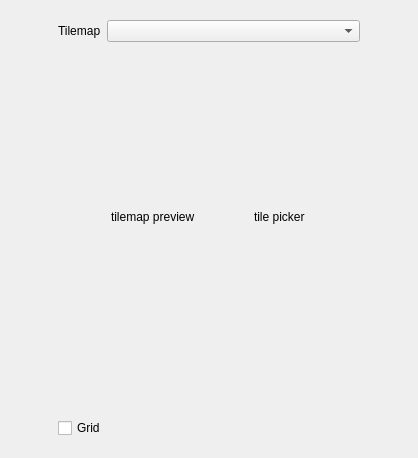
Before: the Qt Designer form libtales-qt/talesqttilemapeditorwidget.ui in suppertails66/tales, drawn with Qt 5.
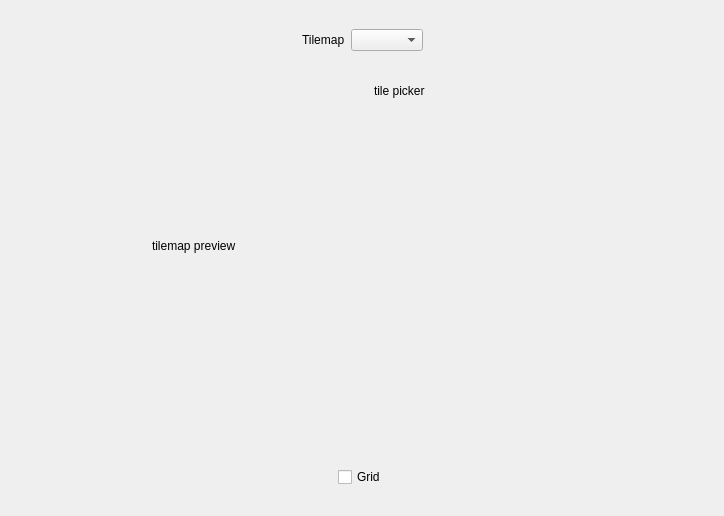
After: the same form once the commit is applied. Custom widgets are drawn as their Qt base class.

Patch:
```diff
--- a/libtales-qt/talesqttilemapeditorwidget.ui
+++ b/libtales-qt/talesqttilemapeditorwidget.ui
@@ -6,15 +6,13 @@
    <rect>
     <x>0</x>
     <y>0</y>
-    <width>418</width>
-    <height>389</height>
+    <width>710</width>
+    <height>484</height>
    </rect>
   </property>
   <property name="windowTitle">
    <string>Form</string>
   </property>
-  <layout class="QHBoxLayout" name="horizontalLayout_5">
-   <item>
     <layout class="QVBoxLayout" name="verticalLayout_2">
      <item>
       <spacer name="verticalSpacer">
@@ -24,13 +22,13 @@
        <property name="sizeHint" stdset="0">
         <size>
          <width>20</width>
-         <height>40</height>
+       <height>1</height>
         </size>
        </property>
       </spacer>
      </item>
      <item>
-      <layout class="QHBoxLayout" name="horizontalLayout_3">
+    <layout class="QHBoxLayout" name="horizontalLayout_5">
        <item>
         <spacer name="horizontalSpacer">
          <property name="orientation">
@@ -45,6 +43,9 @@
         </spacer>
        </item>
        <item>
+      <widget class="QWidget" name="widget_6" native="true">
+       <layout class="QHBoxLayout" name="horizontalLayout_3">
+        <item>
         <layout class="QVBoxLayout" name="verticalLayout">
          <item>
           <widget class="QWidget" name="widget" native="true">
@@ -55,6 +56,19 @@
             </sizepolicy>
            </property>
            <layout class="QHBoxLayout" name="horizontalLayout">
+             <item>
+              <spacer name="horizontalSpacer_11">
+               <property name="orientation">
+                <enum>Qt::Horizontal</enum>
+               </property>
+               <property name="sizeHint" stdset="0">
+                <size>
+                 <width>40</width>
+                 <height>20</height>
+                </size>
+               </property>
+              </spacer>
+             </item>
             <item>
              <widget class="QLabel" name="label">
               <property name="sizePolicy">
@@ -71,6 +85,19 @@
             <item>
              <widget class="QComboBox" name="tileMapComboBox"/>
             </item>
+             <item>
+              <spacer name="horizontalSpacer_12">
+               <property name="orientation">
+                <enum>Qt::Horizontal</enum>
+               </property>
+               <property name="sizeHint" stdset="0">
+                <size>
+                 <width>40</width>
+                 <height>20</height>
+                </size>
+               </property>
+              </spacer>
+             </item>
            </layout>
           </widget>
          </item>
@@ -80,15 +107,50 @@
             <widget class="QWidget" name="widget_2" native="true">
              <property name="minimumSize">
               <size>
-               <width>320</width>
-               <height>320</height>
+                <width>0</width>
+                <height>360</height>
               </size>
              </property>
              <layout class="QHBoxLayout" name="horizontalLayout_6">
               <item>
+                <spacer name="horizontalSpacer_6">
+                 <property name="orientation">
+                  <enum>Qt::Horizontal</enum>
+                 </property>
+                 <property name="sizeHint" stdset="0">
+                  <size>
+                   <width>40</width>
+                   <height>20</height>
+                  </size>
+                 </property>
+                </spacer>
+               </item>
+               <item>
+                <widget class="QWidget" name="widget_4" native="true">
+                 <property name="minimumSize">
+                  <size>
+                   <width>330</width>
+                   <height>0</height>
+                  </size>
+                 </property>
+                 <layout class="QHBoxLayout" name="horizontalLayout_8">
+                  <item>
+                   <spacer name="horizontalSpacer_7">
+                    <property name="orientation">
+                     <enum>Qt::Horizontal</enum>
+                    </property>
+                    <property name="sizeHint" stdset="0">
+                     <size>
+                      <width>0</width>
+                      <height>20</height>
+                     </size>
+                    </property>
+                   </spacer>
+                  </item>
+                  <item>
                <widget class="GenericEventLabel" name="tileMapPreviewLabel">
                 <property name="sizePolicy">
-                 <sizepolicy hsizetype="Maximum" vsizetype="Maximum">
+                     <sizepolicy hsizetype="Preferred" vsizetype="Maximum">
                   <horstretch>0</horstretch>
                   <verstretch>0</verstretch>
                  </sizepolicy>
@@ -105,9 +167,34 @@
                </widget>
               </item>
               <item>
+                   <spacer name="horizontalSpacer_8">
+                    <property name="orientation">
+                     <enum>Qt::Horizontal</enum>
+                    </property>
+                    <property name="sizeHint" stdset="0">
+                     <size>
+                      <width>0</width>
+                      <height>20</height>
+                     </size>
+                    </property>
+                   </spacer>
+                  </item>
+                 </layout>
+                </widget>
+               </item>
+               <item>
+                <widget class="QWidget" name="widget_5" native="true">
+                 <property name="minimumSize">
+                  <size>
+                   <width>330</width>
+                   <height>0</height>
+                  </size>
+                 </property>
+                 <layout class="QVBoxLayout" name="verticalLayout_3">
+                  <item>
                <widget class="GenericEventLabel" name="tilePickerPreviewLabel">
                 <property name="sizePolicy">
-                 <sizepolicy hsizetype="Maximum" vsizetype="Maximum">
+                     <sizepolicy hsizetype="Preferred" vsizetype="Maximum">
                   <horstretch>0</horstretch>
                   <verstretch>0</verstretch>
                  </sizepolicy>
@@ -123,6 +210,35 @@
                 </property>
                </widget>
               </item>
+                  <item>
+                   <spacer name="verticalSpacer_3">
+                    <property name="orientation">
+                     <enum>Qt::Vertical</enum>
+                    </property>
+                    <property name="sizeHint" stdset="0">
+                     <size>
+                      <width>20</width>
+                      <height>40</height>
+                     </size>
+                    </property>
+                   </spacer>
+                  </item>
+                 </layout>
+                </widget>
+               </item>
+               <item>
+                <spacer name="horizontalSpacer_9">
+                 <property name="orientation">
+                  <enum>Qt::Horizontal</enum>
+                 </property>
+                 <property name="sizeHint" stdset="0">
+                  <size>
+                   <width>40</width>
+                   <height>20</height>
+                  </size>
+                 </property>
+                </spacer>
+               </item>
              </layout>
             </widget>
            </item>
@@ -170,6 +286,19 @@
          <item>
           <widget class="QWidget" name="widget_3" native="true">
            <layout class="QHBoxLayout" name="horizontalLayout_7">
+             <item>
+              <spacer name="horizontalSpacer_10">
+               <property name="orientation">
+                <enum>Qt::Horizontal</enum>
+               </property>
+               <property name="sizeHint" stdset="0">
+                <size>
+                 <width>40</width>
+                 <height>20</height>
+                </size>
+               </property>
+              </spacer>
+             </item>
             <item>
              <widget class="QCheckBox" name="gridCheckBox">
               <property name="text">
@@ -195,6 +324,9 @@
          </item>
         </layout>
        </item>
+       </layout>
+      </widget>
+     </item>
        <item>
         <spacer name="horizontalSpacer_2">
          <property name="orientation">
@@ -218,12 +350,10 @@
        <property name="sizeHint" stdset="0">
         <size>
          <width>20</width>
-         <height>40</height>
+       <height>0</height>
         </size>
        </property>
       </spacer>
-     </item>
-    </layout>
    </item>
   </layout>
  </widget>
```
Lines whose indentation alone changed are shown as unchanged.
